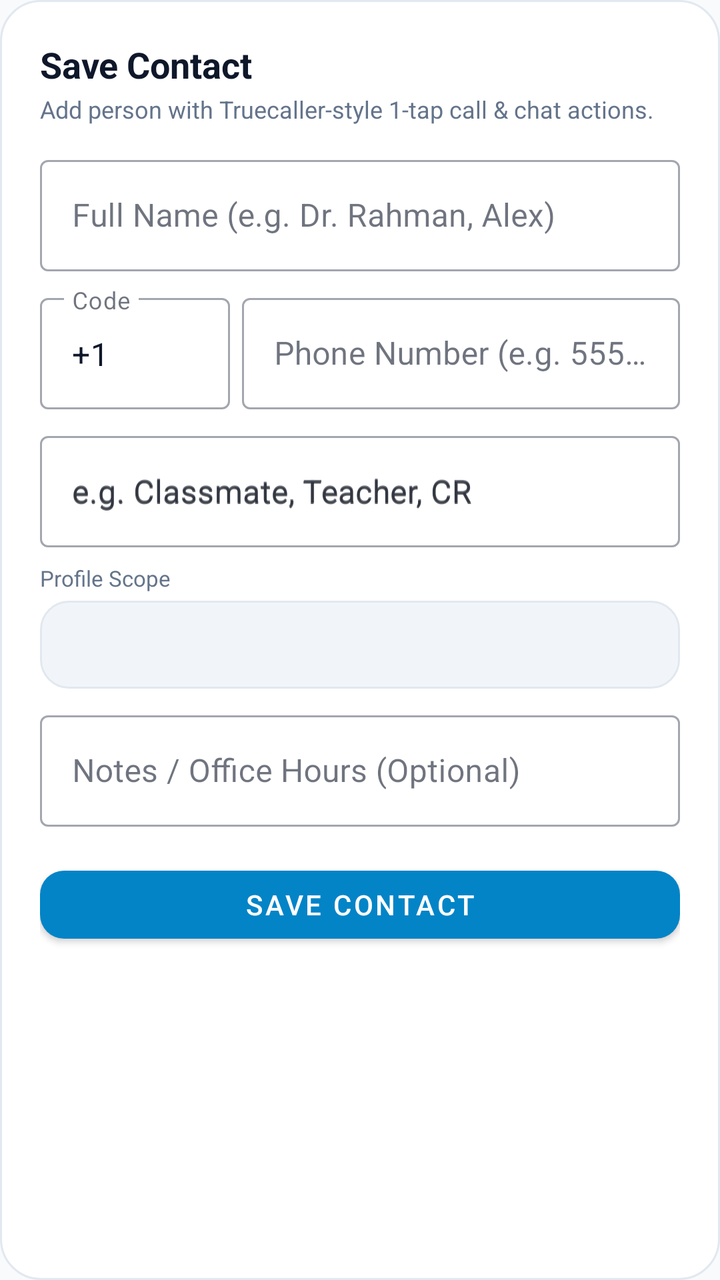
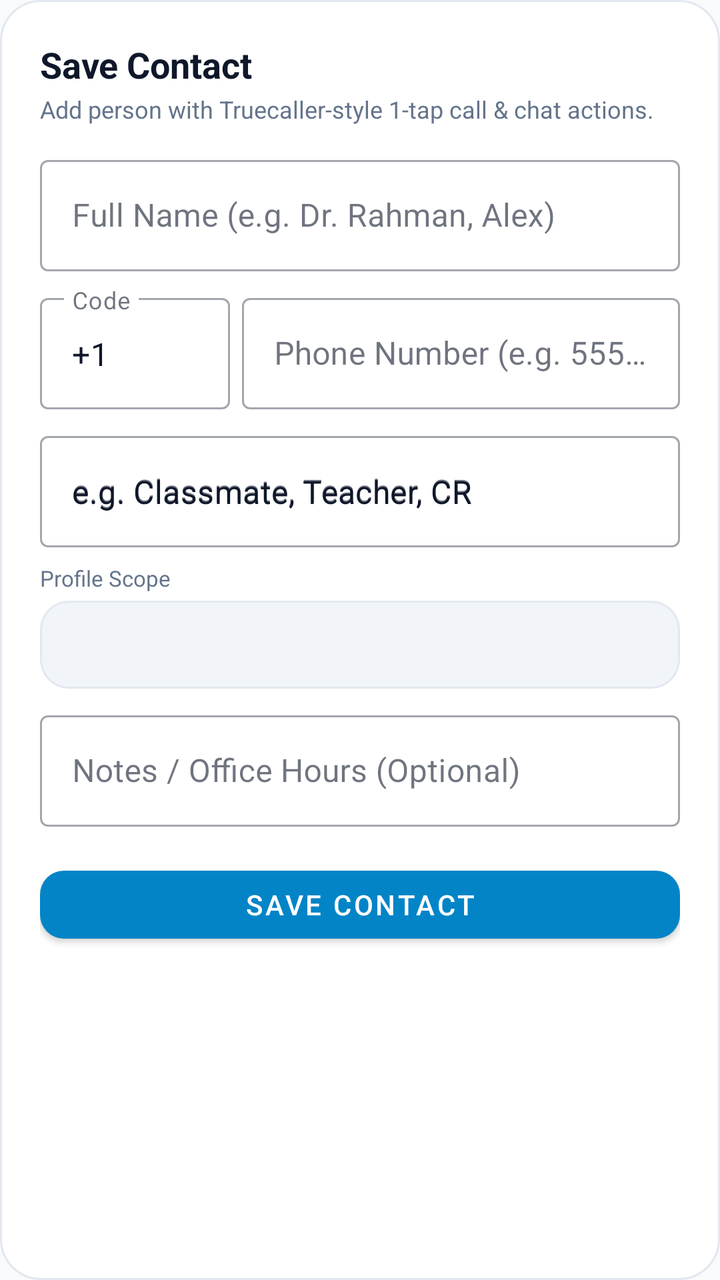

An Android layout rendered at two revisions. The XML below is the earlier revision; the diff shows what the commit changed to produce the second picture.
<!-- AndroidManifest.xml: application theme Theme.LifeSync -->
<!-- res/layout/dialog_add_contact.xml -->
<?xml version="1.0" encoding="utf-8"?>
<LinearLayout xmlns:android="http://schemas.android.com/apk/res/android"
    xmlns:app="http://schemas.android.com/apk/res-auto"
    android:layout_width="match_parent"
    android:layout_height="wrap_content"
    android:background="@drawable/bg_dialog_glass"
    android:orientation="vertical"
    android:padding="20dp">

    <TextView
        android:layout_width="wrap_content"
        android:layout_height="wrap_content"
        android:text="Save Contact"
        android:textColor="@color/text_primary"
        android:textSize="18sp"
        android:textStyle="bold" />

    <TextView
        android:layout_width="wrap_content"
        android:layout_height="wrap_content"
        android:layout_marginTop="2dp"
        android:text="Add person with Truecaller-style 1-tap call &amp; chat actions."
        android:textColor="@color/text_secondary"
        android:textSize="12sp" />

    
    <com.google.android.material.textfield.TextInputLayout
        style="@style/Widget.MaterialComponents.TextInputLayout.OutlinedBox"
        android:layout_width="match_parent"
        android:layout_height="wrap_content"
        android:layout_marginTop="12dp"
        android:hint="Full Name (e.g. Dr. Rahman, Alex)">

        <com.google.android.material.textfield.TextInputEditText
            android:id="@+id/etContactName"
            android:layout_width="match_parent"
            android:layout_height="wrap_content" />
    </com.google.android.material.textfield.TextInputLayout>

    
    <LinearLayout
        android:layout_width="match_parent"
        android:layout_height="wrap_content"
        android:layout_marginTop="8dp"
        android:gravity="center_vertical"
        android:orientation="horizontal">

        <com.google.android.material.textfield.TextInputLayout
            android:id="@+id/tilContactCountryCode"
            style="@style/Widget.MaterialComponents.TextInputLayout.OutlinedBox"
            android:layout_width="95dp"
            android:layout_height="wrap_content"
            android:layout_marginEnd="6dp"
            android:hint="Code">

            <com.google.android.material.textfield.TextInputEditText
                android:id="@+id/etContactCountryCode"
                android:layout_width="match_parent"
                android:layout_height="wrap_content"
                android:inputType="phone"
                android:text="+1" />
        </com.google.android.material.textfield.TextInputLayout>

        <com.google.android.material.textfield.TextInputLayout
            style="@style/Widget.MaterialComponents.TextInputLayout.OutlinedBox"
            android:layout_width="0dp"
            android:layout_height="wrap_content"
            android:layout_weight="1"
            android:hint="Phone Number (e.g. 555 123 4567)">

            <com.google.android.material.textfield.TextInputEditText
                android:id="@+id/etContactPhone"
                android:inputType="phone"
                android:layout_width="match_parent"
                android:layout_height="wrap_content" />
        </com.google.android.material.textfield.TextInputLayout>
    </LinearLayout>

    
    <com.google.android.material.textfield.TextInputLayout
        style="@style/Widget.MaterialComponents.TextInputLayout.OutlinedBox"
        android:layout_width="match_parent"
        android:layout_height="wrap_content"
        android:layout_marginTop="8dp"
        android:hint="e.g. Classmate, Teacher, CR">

        <com.google.android.material.textfield.TextInputEditText
            android:id="@+id/etContactRole"
            android:layout_width="match_parent"
            android:layout_height="wrap_content"
            android:hint="e.g. Classmate, Teacher, CR" />
    </com.google.android.material.textfield.TextInputLayout>

    
    <LinearLayout
        android:layout_width="match_parent"
        android:layout_height="wrap_content"
        android:layout_marginTop="8dp"
        android:orientation="vertical">

        <TextView
            android:layout_width="wrap_content"
            android:layout_height="wrap_content"
            android:layout_marginBottom="4dp"
            android:text="Profile Scope"
            android:textColor="@color/text_secondary"
            android:textSize="11sp" />

        <Spinner
            android:id="@+id/spContactScope"
            android:layout_width="match_parent"
            android:layout_height="44dp"
            android:background="@drawable/bg_chip_unselected" />
    </LinearLayout>

    
    <com.google.android.material.textfield.TextInputLayout
        style="@style/Widget.MaterialComponents.TextInputLayout.OutlinedBox"
        android:layout_width="match_parent"
        android:layout_height="wrap_content"
        android:layout_marginTop="8dp"
        android:hint="Notes / Office Hours (Optional)">

        <com.google.android.material.textfield.TextInputEditText
            android:id="@+id/etContactNotes"
            android:layout_width="match_parent"
            android:layout_height="wrap_content" />
    </com.google.android.material.textfield.TextInputLayout>

    <com.google.android.material.button.MaterialButton
        android:id="@+id/btnSaveContact"
        android:layout_width="match_parent"
        android:layout_height="46dp"
        android:layout_marginTop="16dp"
        android:text="Save Contact"
        app:cornerRadius="12dp" />

</LinearLayout>
<!-- resources referenced by this layout -->
<resources>
  <color name="text_primary">#0F172A</color>
  <color name="text_secondary">#64748B</color>
  <!-- drawable bg_chip_unselected (drawable) -->
  <?xml version="1.0" encoding="utf-8"?>
  <shape xmlns:android="http://schemas.android.com/apk/res/android"
      android:shape="rectangle">
      <solid android:color="@color/surface_variant" />
      <corners android:radius="14dp" />
      <stroke
          android:width="1dp"
          android:color="@color/card_stroke" />
  </shape>
  <!-- drawable bg_dialog_glass (drawable) -->
  <?xml version="1.0" encoding="utf-8"?>
  <shape xmlns:android="http://schemas.android.com/apk/res/android"
      android:shape="rectangle">
      <corners android:radius="20dp" />
      <solid android:color="@color/surface" />
      <stroke
          android:width="1dp"
          android:color="@color/card_stroke" />
  </shape>
  <style name="Theme.LifeSync" parent="Theme.MaterialComponents.DayNight.NoActionBar">
          <item name="colorPrimary">@color/primary</item>
          <item name="colorPrimaryVariant">@color/primary_variant</item>
          <item name="colorOnPrimary">@color/on_primary</item>
          <item name="colorSecondary">@color/secondary</item>
          <item name="colorSecondaryVariant">@color/secondary_variant</item>
          <item name="colorOnSecondary">@color/on_secondary</item>
          <item name="colorSurface">@color/surface</item>
          <item name="colorOnSurface">@color/text_primary</item>
          <item name="colorOnBackground">@color/text_primary</item>
          <item name="colorOnSurfaceVariant">@color/text_secondary</item>
          <item name="android:colorBackground">@color/background</item>
          <item name="android:windowBackground">@color/background</item>
          <item name="android:textColorPrimary">@color/text_primary</item>
          <item name="android:textColorSecondary">@color/text_secondary</item>
          <item name="android:statusBarColor">@color/background</item>
          <item name="android:windowLightStatusBar">true</item>
          <item name="android:navigationBarColor">@color/background</item>
          <item name="materialCardViewStyle">@style/CardElevationRounded</item>
          <item name="android:textViewStyle">@style/DuoRhythmTextView</item>
          <item name="android:editTextStyle">@style/DuoRhythmEditText</item>
          <item name="editTextStyle">@style/DuoRhythmEditText</item>
      </style>
  <color name="surface_variant">#F1F5F9</color>
  <color name="card_stroke">#E2E8F0</color>
  <color name="surface">#FFFFFF</color>
  <color name="primary">#0284C7</color>
  <color name="primary_variant">#0369A1</color>
  <color name="on_primary">#FFFFFF</color>
  <color name="secondary">#7C3AED</color>
  <color name="secondary_variant">#6D28D9</color>
  <color name="on_secondary">#FFFFFF</color>
  <color name="background">#F8FAFC</color>
  <style name="CardElevationRounded" parent="Widget.MaterialComponents.CardView">
          <item name="cardCornerRadius">22dp</item>
          <item name="cardElevation">2dp</item>
          <item name="strokeWidth">1dp</item>
          <item name="strokeColor">@color/card_stroke</item>
          <item name="cardBackgroundColor">@color/surface_card</item>
      </style>
  <style name="DuoRhythmTextView" parent="android:Widget.TextView">
          <item name="android:lineSpacingExtra">2dp</item>
          <item name="android:fontFamily">sans-serif</item>
          <item name="android:includeFontPadding">true</item>
      </style>
  <style name="DuoRhythmEditText" parent="android:Widget.EditText">
          <item name="android:lineSpacingExtra">2dp</item>
          <item name="android:fontFamily">sans-serif</item>
          <item name="android:includeFontPadding">true</item>
          <item name="android:textColor">@color/text_primary</item>
          <item name="android:textColorHint">@color/text_secondary</item>
      </style>
  <color name="surface_card">#FFFFFF</color>
</resources>

<!-- the commit's change to res/layout/dialog_add_contact.xml (unified diff, before → after) -->
@@ -34,7 +34,9 @@
         <com.google.android.material.textfield.TextInputEditText
             android:id="@+id/etContactName"
             android:layout_width="match_parent"
-            android:layout_height="wrap_content" />
+            android:layout_height="wrap_content"
+            android:textColor="?attr/colorOnSurface"
+            android:textColorHint="?attr/colorOutline" />
     </com.google.android.material.textfield.TextInputLayout>
 
     
@@ -58,10 +60,13 @@
                 android:layout_width="match_parent"
                 android:layout_height="wrap_content"
                 android:inputType="phone"
+                android:textColor="?attr/colorOnSurface"
+                android:textColorHint="?attr/colorOutline"
                 android:text="+1" />
         </com.google.android.material.textfield.TextInputLayout>
 
         <com.google.android.material.textfield.TextInputLayout
+            android:id="@+id/tilContactPhone"
             style="@style/Widget.MaterialComponents.TextInputLayout.OutlinedBox"
             android:layout_width="0dp"
             android:layout_height="wrap_content"
@@ -72,7 +77,9 @@
                 android:id="@+id/etContactPhone"
                 android:inputType="phone"
                 android:layout_width="match_parent"
-                android:layout_height="wrap_content" />
+                android:layout_height="wrap_content"
+                android:textColor="?attr/colorOnSurface"
+                android:textColorHint="?attr/colorOutline" />
         </com.google.android.material.textfield.TextInputLayout>
     </LinearLayout>
 
@@ -88,6 +95,8 @@
             android:id="@+id/etContactRole"
             android:layout_width="match_parent"
             android:layout_height="wrap_content"
+            android:textColor="?attr/colorOnSurface"
+            android:textColorHint="?attr/colorOutline"
             android:hint="e.g. Classmate, Teacher, CR" />
     </com.google.android.material.textfield.TextInputLayout>
 
@@ -124,7 +133,9 @@
         <com.google.android.material.textfield.TextInputEditText
             android:id="@+id/etContactNotes"
             android:layout_width="match_parent"
-            android:layout_height="wrap_content" />
+            android:layout_height="wrap_content"
+            android:textColor="?attr/colorOnSurface"
+            android:textColorHint="?attr/colorOutline" />
     </com.google.android.material.textfield.TextInputLayout>
 
     <com.google.android.material.button.MaterialButton
